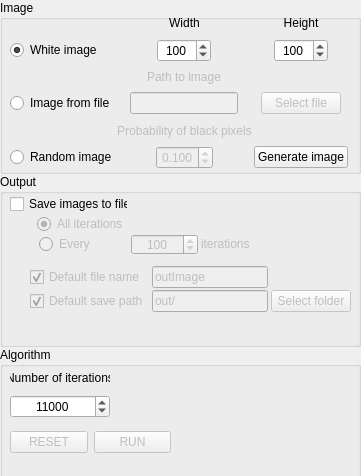
Above: Application/UiMainWindow.ui from mcxenonik/Python_LangtonsAnt before the change. Below: the same form after it.
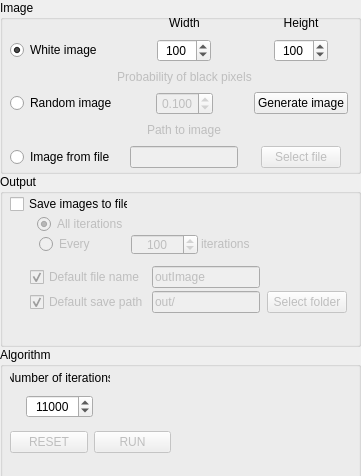
That is the form after the change. Icons and pictures are not drawn.

Diff of the .ui file:
```diff
--- a/Application/UiMainWindow.ui
+++ b/Application/UiMainWindow.ui
@@ -76,90 +76,7 @@
          <property name="spacing">
           <number>0</number>
          </property>
-         <item row="0" column="2" alignment="Qt::AlignHCenter|Qt::AlignVCenter">
-          <widget class="QLabel" name="label_2">
-           <property name="sizePolicy">
-            <sizepolicy hsizetype="Preferred" vsizetype="Preferred">
-             <horstretch>0</horstretch>
-             <verstretch>0</verstretch>
-            </sizepolicy>
-           </property>
-           <property name="text">
-            <string>Height</string>
-           </property>
-           <property name="alignment">
-            <set>Qt::AlignCenter</set>
-           </property>
-          </widget>
-         </item>
-         <item row="1" column="0" alignment="Qt::AlignLeft|Qt::AlignVCenter">
-          <widget class="QRadioButton" name="whiteImageRB">
-           <property name="sizePolicy">
-            <sizepolicy hsizetype="Fixed" vsizetype="Preferred">
-             <horstretch>0</horstretch>
-             <verstretch>0</verstretch>
-            </sizepolicy>
-           </property>
-           <property name="text">
-            <string>White image</string>
-           </property>
-           <property name="checked">
-            <bool>true</bool>
-           </property>
-          </widget>
-         </item>
-         <item row="1" column="2" alignment="Qt::AlignHCenter|Qt::AlignVCenter">
-          <widget class="QSpinBox" name="heightSB">
-           <property name="sizePolicy">
-            <sizepolicy hsizetype="Fixed" vsizetype="Preferred">
-             <horstretch>0</horstretch>
-             <verstretch>0</verstretch>
-            </sizepolicy>
-           </property>
-           <property name="alignment">
-            <set>Qt::AlignCenter</set>
-           </property>
-           <property name="minimum">
-            <number>2</number>
-           </property>
-           <property name="maximum">
-            <number>1000</number>
-           </property>
-           <property name="singleStep">
-            <number>100</number>
-           </property>
-           <property name="value">
-            <number>100</number>
-           </property>
-          </widget>
-         </item>
-         <item row="3" column="0" alignment="Qt::AlignLeft|Qt::AlignVCenter">
-          <widget class="QRadioButton" name="imageFromFileRB">
-           <property name="sizePolicy">
-            <sizepolicy hsizetype="Fixed" vsizetype="Preferred">
-             <horstretch>0</horstretch>
-             <verstretch>0</verstretch>
-            </sizepolicy>
-           </property>
-           <property name="text">
-            <string>Image from file</string>
-           </property>
-          </widget>
-         </item>
-         <item row="5" column="0" alignment="Qt::AlignLeft|Qt::AlignVCenter">
-          <widget class="QRadioButton" name="randomImageRB">
-           <property name="sizePolicy">
-            <sizepolicy hsizetype="Fixed" vsizetype="Preferred">
-             <horstretch>0</horstretch>
-             <verstretch>0</verstretch>
-            </sizepolicy>
-           </property>
-           <property name="text">
-            <string>Random image</string>
-           </property>
-          </widget>
-         </item>
-         <item row="5" column="1" alignment="Qt::AlignHCenter|Qt::AlignVCenter">
+         <item row="3" column="1" alignment="Qt::AlignHCenter|Qt::AlignVCenter">
           <widget class="QDoubleSpinBox" name="probabilitySB">
            <property name="enabled">
             <bool>false</bool>
@@ -187,48 +104,16 @@
            </property>
           </widget>
          </item>
-         <item row="3" column="1" alignment="Qt::AlignHCenter|Qt::AlignVCenter">
-          <widget class="QLineEdit" name="pathLE">
-           <property name="enabled">
-            <bool>false</bool>
-           </property>
+         <item row="0" column="2" alignment="Qt::AlignHCenter|Qt::AlignVCenter">
+          <widget class="QLabel" name="label_2">
            <property name="sizePolicy">
             <sizepolicy hsizetype="Preferred" vsizetype="Preferred">
              <horstretch>0</horstretch>
              <verstretch>0</verstretch>
             </sizepolicy>
            </property>
-           <property name="readOnly">
-            <bool>true</bool>
-           </property>
-          </widget>
-         </item>
-         <item row="5" column="2" alignment="Qt::AlignHCenter|Qt::AlignVCenter">
-          <widget class="QPushButton" name="generateImagePB">
-           <property name="sizePolicy">
-            <sizepolicy hsizetype="Preferred" vsizetype="Preferred">
-             <horstretch>0</horstretch>
-             <verstretch>0</verstretch>
-            </sizepolicy>
-           </property>
            <property name="text">
-            <string>Generate image</string>
-           </property>
-          </widget>
-         </item>
-         <item row="2" column="1" alignment="Qt::AlignHCenter|Qt::AlignVCenter">
-          <widget class="QLabel" name="label_4">
-           <property name="enabled">
-            <bool>false</bool>
-           </property>
-           <property name="sizePolicy">
-            <sizepolicy hsizetype="Preferred" vsizetype="Preferred">
-             <horstretch>0</horstretch>
-             <verstretch>0</verstretch>
-            </sizepolicy>
-           </property>
-           <property name="text">
-            <string>Path to image</string>
+            <string>Height</string>
            </property>
            <property name="alignment">
             <set>Qt::AlignCenter</set>
@@ -251,6 +136,19 @@
            </property>
           </widget>
          </item>
+         <item row="5" column="0" alignment="Qt::AlignLeft|Qt::AlignVCenter">
+          <widget class="QRadioButton" name="imageFromFileRB">
+           <property name="sizePolicy">
+            <sizepolicy hsizetype="Fixed" vsizetype="Preferred">
+             <horstretch>0</horstretch>
+             <verstretch>0</verstretch>
+            </sizepolicy>
+           </property>
+           <property name="text">
+            <string>Image from file</string>
+           </property>
+          </widget>
+         </item>
          <item row="1" column="1" alignment="Qt::AlignHCenter|Qt::AlignVCenter">
           <widget class="QSpinBox" name="widthSB">
            <property name="sizePolicy">
@@ -285,7 +183,115 @@
            </property>
           </widget>
          </item>
-         <item row="3" column="2" alignment="Qt::AlignHCenter|Qt::AlignVCenter">
+         <item row="3" column="0" alignment="Qt::AlignLeft|Qt::AlignVCenter">
+          <widget class="QRadioButton" name="randomImageRB">
+           <property name="sizePolicy">
+            <sizepolicy hsizetype="Fixed" vsizetype="Preferred">
+             <horstretch>0</horstretch>
+             <verstretch>0</verstretch>
+            </sizepolicy>
+           </property>
+           <property name="text">
+            <string>Random image</string>
+           </property>
+          </widget>
+         </item>
+         <item row="4" column="1" alignment="Qt::AlignHCenter|Qt::AlignVCenter">
+          <widget class="QLabel" name="label_6">
+           <property name="enabled">
+            <bool>false</bool>
+           </property>
+           <property name="sizePolicy">
+            <sizepolicy hsizetype="Preferred" vsizetype="Preferred">
+             <horstretch>0</horstretch>
+             <verstretch>0</verstretch>
+            </sizepolicy>
+           </property>
+           <property name="text">
+            <string>Path to image</string>
+           </property>
+           <property name="alignment">
+            <set>Qt::AlignCenter</set>
+           </property>
+          </widget>
+         </item>
+         <item row="1" column="0" alignment="Qt::AlignLeft|Qt::AlignVCenter">
+          <widget class="QRadioButton" name="whiteImageRB">
+           <property name="sizePolicy">
+            <sizepolicy hsizetype="Fixed" vsizetype="Preferred">
+             <horstretch>0</horstretch>
+             <verstretch>0</verstretch>
+            </sizepolicy>
+           </property>
+           <property name="text">
+            <string>White image</string>
+           </property>
+           <property name="checked">
+            <bool>true</bool>
+           </property>
+          </widget>
+         </item>
+         <item row="1" column="2" alignment="Qt::AlignHCenter|Qt::AlignVCenter">
+          <widget class="QSpinBox" name="heightSB">
+           <property name="sizePolicy">
+            <sizepolicy hsizetype="Fixed" vsizetype="Preferred">
+             <horstretch>0</horstretch>
+             <verstretch>0</verstretch>
+            </sizepolicy>
+           </property>
+           <property name="alignment">
+            <set>Qt::AlignCenter</set>
+           </property>
+           <property name="minimum">
+            <number>2</number>
+           </property>
+           <property name="maximum">
+            <number>1000</number>
+           </property>
+           <property name="singleStep">
+            <number>100</number>
+           </property>
+           <property name="value">
+            <number>100</number>
+           </property>
+          </widget>
+         </item>
+         <item row="5" column="1" alignment="Qt::AlignHCenter|Qt::AlignVCenter">
+          <widget class="QLineEdit" name="pathLE">
+           <property name="enabled">
+            <bool>false</bool>
+           </property>
+           <property name="sizePolicy">
+            <sizepolicy hsizetype="Preferred" vsizetype="Preferred">
+             <horstretch>0</horstretch>
+             <verstretch>0</verstretch>
+            </sizepolicy>
+           </property>
+           <property name="readOnly">
+            <bool>true</bool>
+           </property>
+          </widget>
+         </item>
+         <item row="2" column="1" alignment="Qt::AlignHCenter|Qt::AlignVCenter">
+          <widget class="QLabel" name="label_8">
+           <property name="enabled">
+            <bool>false</bool>
+           </property>
+           <property name="sizePolicy">
+            <sizepolicy hsizetype="Preferred" vsizetype="Preferred">
+             <horstretch>0</horstretch>
+             <verstretch>0</verstretch>
+            </sizepolicy>
+           </property>
+           <property name="text">
+            <string>Probability of black pixels</string>
+           </property>
+           <property name="alignment">
+            <set>Qt::AlignCenter</set>
+           </property>
+          </widget>
+         </item>
+         <item row="5" column="2" alignment="Qt::AlignHCenter|Qt::AlignVCenter">
           <widget class="QPushButton" name="selectFilePB">
            <property name="enabled">
             <bool>false</bool>
@@ -304,11 +310,8 @@
            </property>
           </widget>
          </item>
-         <item row="4" column="1">
-          <widget class="QLabel" name="label_6">
-           <property name="enabled">
-            <bool>false</bool>
-           </property>
+         <item row="3" column="2" alignment="Qt::AlignHCenter|Qt::AlignVCenter">
+          <widget class="QPushButton" name="generateImagePB">
            <property name="sizePolicy">
             <sizepolicy hsizetype="Preferred" vsizetype="Preferred">
              <horstretch>0</horstretch>
@@ -316,10 +319,7 @@
             </sizepolicy>
            </property>
            <property name="text">
-            <string>Probability of black pixels</string>
-           </property>
-           <property name="alignment">
-            <set>Qt::AlignCenter</set>
+            <string>Generate image</string>
            </property>
           </widget>
          </item>
@@ -455,7 +455,7 @@
          <property name="verticalSpacing">
           <number>0</number>
          </property>
-         <item row="1" column="0">
+         <item row="1" column="0" alignment="Qt::AlignLeft|Qt::AlignVCenter">
           <widget class="QCheckBox" name="defaultSavePathCB">
            <property name="enabled">
             <bool>false</bool>
@@ -468,7 +468,7 @@
            </property>
           </widget>
          </item>
-         <item row="1" column="1">
+         <item row="1" column="1" alignment="Qt::AlignHCenter|Qt::AlignVCenter">
           <widget class="QLineEdit" name="saveFilePathLE">
            <property name="enabled">
             <bool>false</bool>
@@ -481,7 +481,7 @@
            </property>
           </widget>
          </item>
-         <item row="0" column="1">
+         <item row="0" column="1" alignment="Qt::AlignHCenter|Qt::AlignVCenter">
           <widget class="QLineEdit" name="saveFileNameLE">
            <property name="enabled">
             <bool>false</bool>
@@ -494,7 +494,7 @@
            </property>
           </widget>
          </item>
-         <item row="0" column="0">
+         <item row="0" column="0" alignment="Qt::AlignLeft|Qt::AlignVCenter">
           <widget class="QCheckBox" name="defaultFileNameCB">
            <property name="enabled">
             <bool>false</bool>
@@ -507,7 +507,7 @@
            </property>
           </widget>
          </item>
-         <item row="1" column="2">
+         <item row="1" column="2" alignment="Qt::AlignHCenter|Qt::AlignVCenter">
           <widget class="QPushButton" name="selectSaveFolderPB">
            <property name="enabled">
             <bool>false</bool>
@@ -536,7 +536,7 @@
          </rect>
         </property>
         <layout class="QVBoxLayout" name="verticalLayout_2">
-         <item>
+         <item alignment="Qt::AlignHCenter|Qt::AlignVCenter">
           <widget class="QLabel" name="label">
            <property name="sizePolicy">
             <sizepolicy hsizetype="Preferred" vsizetype="Preferred">
@@ -552,7 +552,7 @@
            </property>
           </widget>
          </item>
-         <item>
+         <item alignment="Qt::AlignHCenter|Qt::AlignVCenter">
           <widget class="QSpinBox" name="numOfItersSB">
            <property name="sizePolicy">
             <sizepolicy hsizetype="Preferred" vsizetype="Preferred">
```
Left out of the diff: 8 changed lines with no effect on the pictures.
